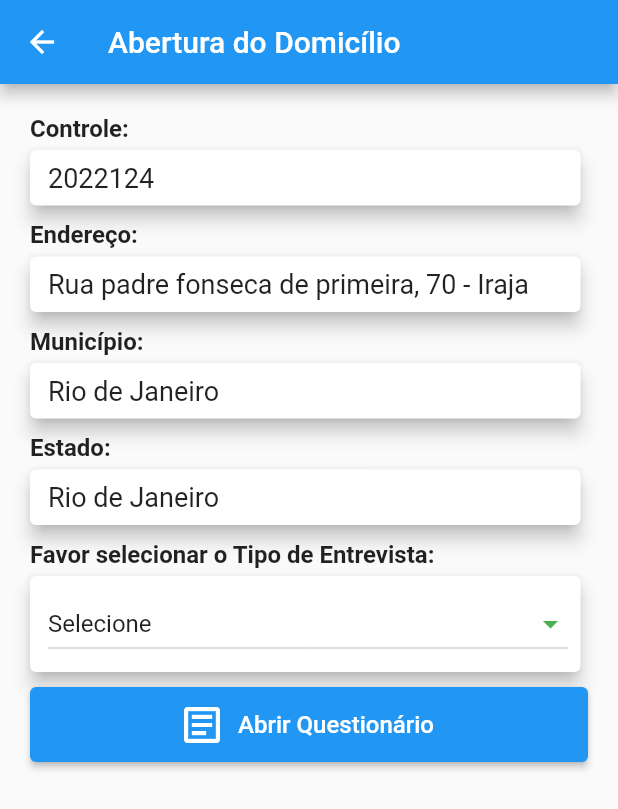
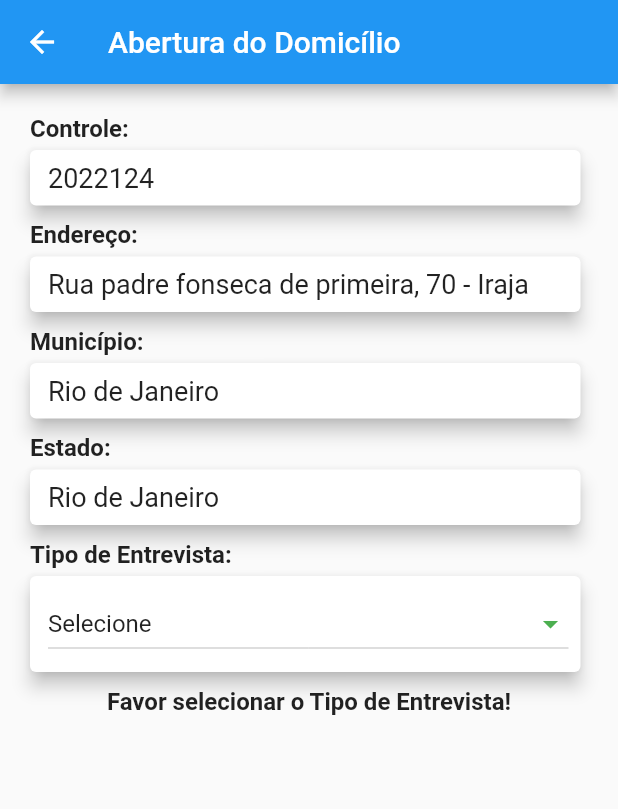
Before and after one commit to FelipeBenincaza/projetoModuloFlutter, a Flutter app: the screen it shows once a user with an empty profile is signed in, after a tap on "Controle: 2022124", on a phone screen of 412 x 824 dp. Shown: the top 809 px of the screen. Run offline on Flutter 3.47's test engine with Material 2 defaults, Android fonts, the phone set to English and light mode, and no system bars; our stand-ins replace email_validator, equatable, faker, firebase_auth, firebase_core, flutter_slidable and 1 more; missing offline and left inert: pesquisapack; accounts and stored records are empty.

Commit message:
- adição regra button aberturaDomicilio.dart

```diff
--- a/lib/pages/aberturaDomicilio.dart
+++ b/lib/pages/aberturaDomicilio.dart
@@ -2,6 +2,9 @@ import 'package:flutter/material.dart';
 import 'package:projetopesquisa/components/campo_informacao.dart';
 import 'package:projetopesquisa/models/domicilio.dart';
 import 'package:projetopesquisa/pages/questionario.dart';
+import 'package:projetopesquisa/pages/selecaoDomicilio.dart';
+
+import '../controller/domicilios_controller.dart';
 
 class AberturaDomicilio extends StatefulWidget {
   late Domicilio domicilio;
@@ -30,6 +33,10 @@ class _AberturaDomicilioState extends State<AberturaDomicilio> {
     }
   }
 
+  bool get isTipoEntrevistaRealizar {
+    return tipoEntrevista != "Selecione";
+  }
+
   @override
   Widget build(BuildContext context) {
     return Scaffold(
@@ -52,7 +59,7 @@ class _AberturaDomicilioState extends State<AberturaDomicilio> {
             CampoInformacao(
                 campo: "Estado:", informacao: widget.domicilio.estado),
             const Text(
-              "Favor selecionar o Tipo de Entrevista:",
+              "Tipo de Entrevista:",
               style: TextStyle(fontSize: 16, fontWeight: FontWeight.bold),
             ),
             Card(
@@ -86,28 +93,52 @@ class _AberturaDomicilioState extends State<AberturaDomicilio> {
                 ),
               ),
             ),
+            isTipoEntrevistaRealizar ?
             ElevatedButton.icon(
               style: ElevatedButton.styleFrom(
                 minimumSize: const Size.fromHeight(50),
               ),
-              icon: const Icon(Icons.article_outlined, size: 32),
-              label: const Text(
-                'Abrir Questionário',
+              icon: Icon(
+                tipoEntrevista == 'Realizar' ? Icons.article_outlined : Icons.assignment_turned_in,
+                size: 32,
+              ),
+              label: Text(
+                tipoEntrevista == 'Realizar' ? 'Abrir Questionário' : 'Finalizar Domicílio',
                 style: TextStyle(fontSize: 16),
               ),
-              onPressed: () {
-                Navigator.push(
-                  context,
-                  MaterialPageRoute(
-                      builder: (context) => Questionario(
-                            domicilio: widget.domicilio,
-                          )),
-                );
-              },
-            ),
+              onPressed: _clickButton,
+            ) : const Align(
+              alignment: Alignment.center,
+              child: Text(
+                "Favor selecionar o Tipo de Entrevista!",
+                style: TextStyle(fontSize: 16, fontWeight: FontWeight.bold,),
+              ) ,
+            )
           ],
         ),
       ),
     );
   }
+
+  _clickButton(){
+    if (tipoEntrevista == "Realizar"){
+      widget.domicilio.status = "Em Andamento";
+      Navigator.push(
+        context,
+        MaterialPageRoute(
+          builder: (context) => Questionario(
+            domicilio: widget.domicilio,
+          ),
+        ),
+      );
+    }else {
+      widget.domicilio.status = "Finalizada";
+      Navigator.push(
+        context,
+        MaterialPageRoute(
+          builder: (context) => SelecaoDomicilio(),
+        ),
+      );
+    }
+  }
 }
```
